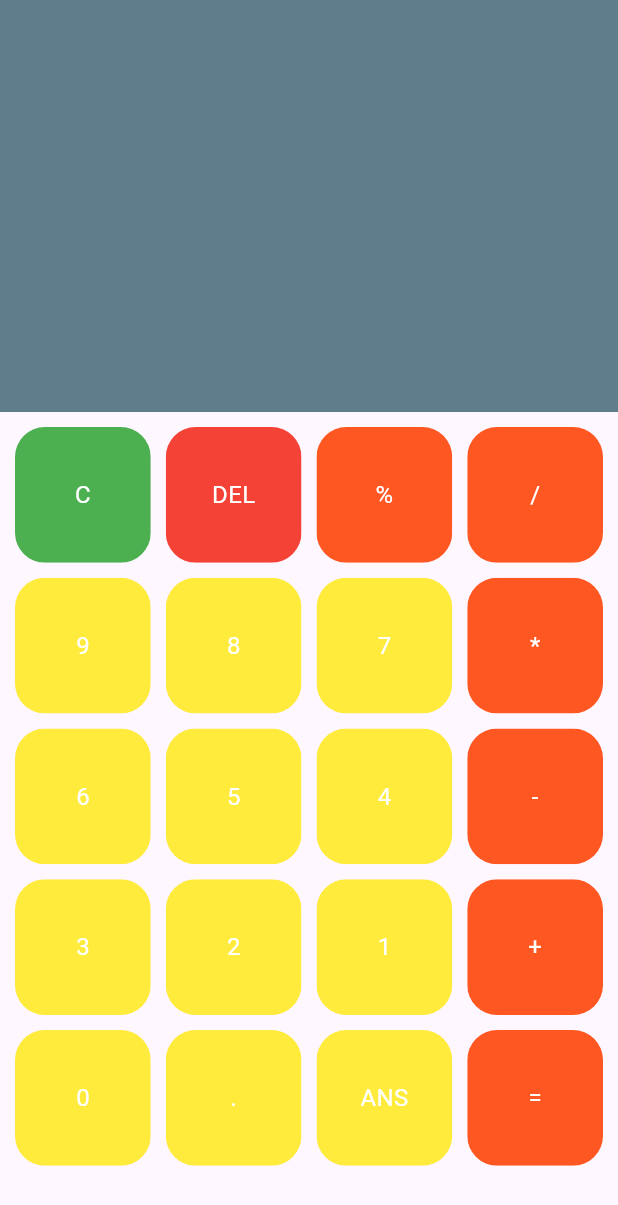
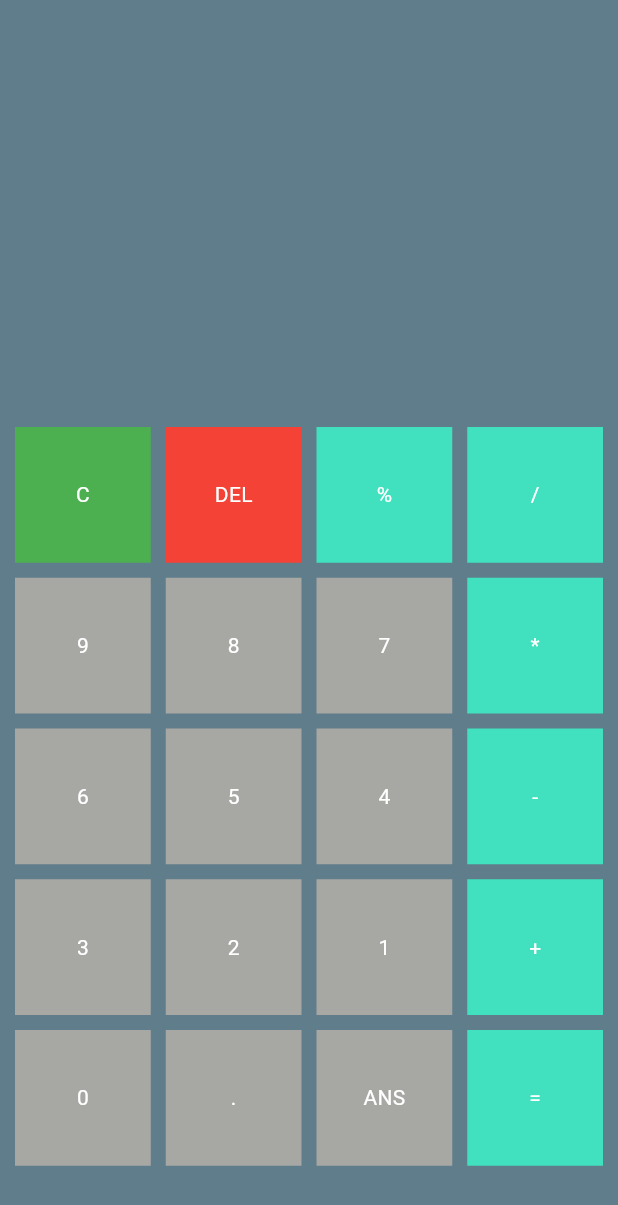
Before and after one commit to Magesh08/Calculator-App, a Flutter app: the screen it shows after launch, on a phone screen of 412 x 824 dp. Shown: the top 1205 px of the screen. Run offline on Flutter 3.47's test engine with Material 3 defaults, Android fonts, the phone set to English and light mode, and no system bars.

```diff
--- a/lib/models/button_model.dart
+++ b/lib/models/button_model.dart
@@ -1,29 +1,30 @@
 import 'package:flutter/material.dart';
 
 class MyButtons extends StatelessWidget {
+  final VoidCallback?
+      buttontapped; // Define buttontapped as a function with no parameters
   final Color color;
   final Color textColor;
   final String buttonText;
 
-  MyButtons({
-    required this.color, // Marked as required
-    required this.buttonText, // Marked as required
-    required this.textColor, // Marked as required
-  });
+  const MyButtons({
+    Key? key,
+    required this.buttontapped,
+    required this.color,
+    required this.textColor,
+    required this.buttonText,
+  }) : super(key: key);
 
   @override
   Widget build(BuildContext context) {
-    return ClipRRect(
-      borderRadius: BorderRadius.circular(20),
+    return GestureDetector(
+      onTap: buttontapped, // Execute buttontapped function when tapped
       child: Container(
         color: color,
         child: Center(
           child: Text(
             buttonText,
-            style: TextStyle(
-              color: textColor,
-              fontSize: 16, // Adjust the font size as needed
-            ),
+            style: TextStyle(color: textColor),
           ),
         ),
       ),
--- a/lib/pages/homepage.dart
+++ b/lib/pages/homepage.dart
@@ -9,6 +9,9 @@ class Homepage extends StatefulWidget {
 }
 
 class _HomepageState extends State<Homepage> {
+  var userQuestion = '';
+  var userAnswer = '';
+
   final List<String> buttons = [
     'C',
     'DEL',
@@ -40,12 +43,34 @@ class _HomepageState extends State<Homepage> {
           children: [
             Expanded(
               child: Container(
+                width: MediaQuery.of(context).size.width * 1,
                 color: Colors.blueGrey,
+                child: Column(
+                  mainAxisSize: MainAxisSize.max,
+                  mainAxisAlignment: MainAxisAlignment.spaceEvenly,
+                  children: [
+                    Container(
+                        padding: EdgeInsets.only(left: 30),
+                        alignment: Alignment.centerLeft,
+                        child: Text(
+                          userQuestion,
+                          style: TextStyle(color: Colors.white, fontSize: 30),
+                        )),
+                    Container(
+                        padding: EdgeInsets.only(right: 30),
+                        alignment: Alignment.centerRight,
+                        child: Text(
+                          userAnswer,
+                          style: TextStyle(color: Colors.white, fontSize: 30),
+                        ))
+                  ],
+                ),
               ),
             ),
             Expanded(
               flex: 2,
               child: Container(
+                color: Colors.blueGrey,
                 padding: EdgeInsets.all(10.0),
                 child: buildButtonGrid(),
               ),
@@ -70,6 +95,7 @@ class _HomepageState extends State<Homepage> {
             color: Colors.green,
             textColor: Colors.white,
             buttonText: buttons[index],
+            buttontapped: () {},
           );
         }
         if (index == 1) {
@@ -77,15 +103,23 @@ class _HomepageState extends State<Homepage> {
             color: Colors.red,
             textColor: Colors.white,
             buttonText: buttons[index],
+            buttontapped: () {},
+          );
+        } else {
+          return MyButtons(
+            buttontapped: () {
+              // Define the function to execute when the button is tapped
+              setState(() {
+                userQuestion += buttons[index];
+              });
+            },
+            color: isOperatorSymbol(buttons[index])
+                ? Color.fromARGB(255, 65, 224, 190)
+                : Color.fromARGB(255, 167, 167, 164),
+            textColor: Colors.white,
+            buttonText: buttons[index],
           );
         }
-        return MyButtons(
-          color: isOperatorSymbol(buttons[index])
-              ? Colors.deepOrange
-              : Colors.yellow,
-          textColor: Colors.white,
-          buttonText: buttons[index],
-        );
       },
     );
   }
```
Also changed, not shown: pubspec.lock.
